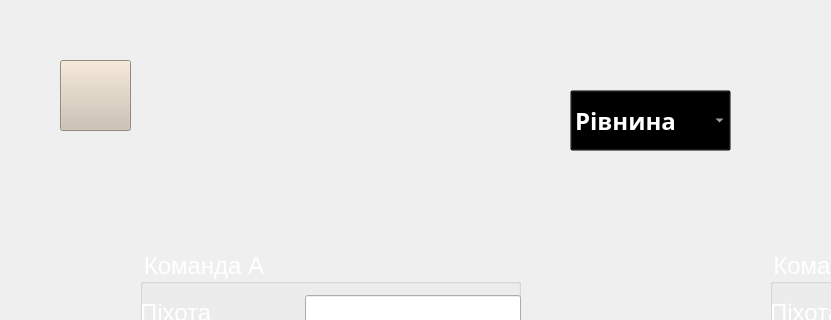
Old version of the form Military/simulationwindow.ui in the repository DmitryBizCode/MilitaryQt; both pictures show x 0 to 831 and y 0 to 320 of the 1267 by 792 pixel window.
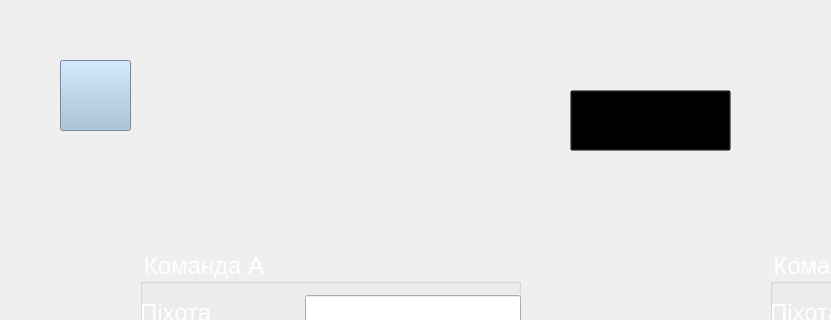
New version of the form. Icons and pictures are not drawn.

The edit to the form file:
```diff
--- a/Military/simulationwindow.ui
+++ b/Military/simulationwindow.ui
@@ -24,7 +24,7 @@
    </property>
    <property name="styleSheet">
     <string notr="true">image: url(:/resimg/IMage/resToPage/camping-tent_5543268.png);
-background-color: rgb(204, 191, 174);
+background-color:rgb(161, 188, 216);
 </string>
    </property>
    <property name="text">
@@ -320,11 +320,11 @@
    <property name="styleSheet">
     <string notr="true">font: 700 18pt &quot;Segoe Script&quot;;
 background-color: rgba(0, 0, 0, 0);
-color: #fff;</string>
+color: #000;</string>
    </property>
    <item>
     <property name="text">
-     <string>Рівнина</string>
+     <string>Поле</string>
     </property>
    </item>
    <item>
@@ -358,7 +358,7 @@
    <property name="geometry">
     <rect>
      <x>0</x>
-     <y>-20</y>
+     <y>-30</y>
      <width>1271</width>
      <height>851</height>
     </rect>
```
Left out of the diff: 4 changed lines with no effect on the pictures.
